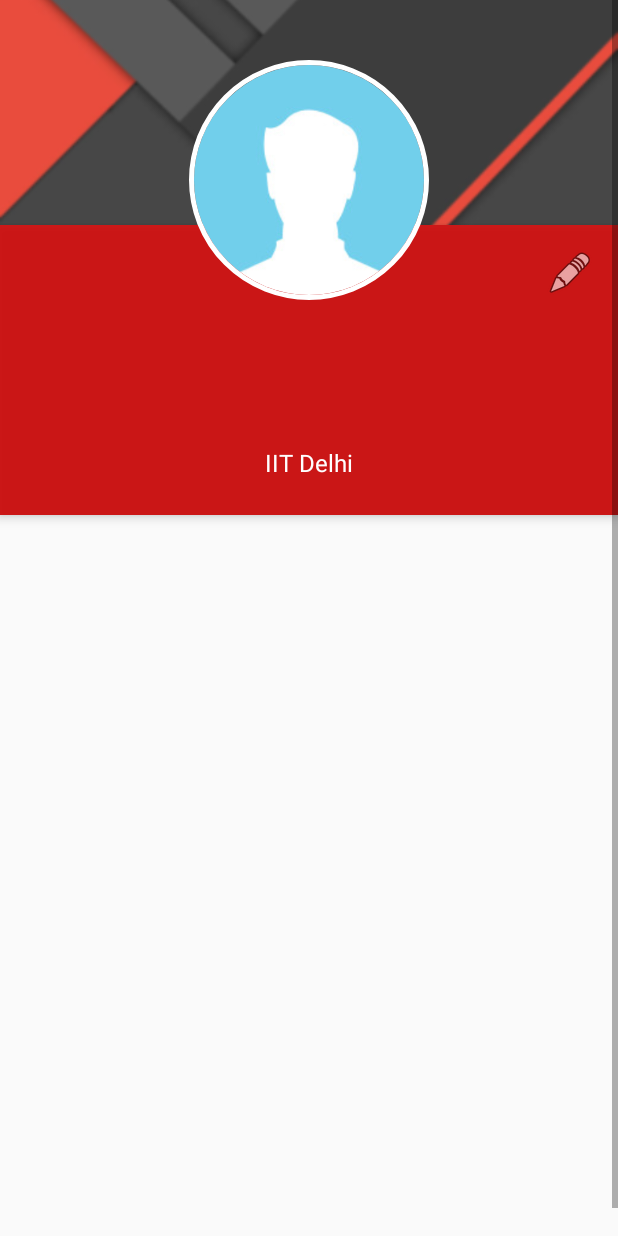
After one commit to asifanwar007/vSewa, an Android app: the layout fragment_settings.xml on its own in the app's theme, with its tools: preview values and no code run, on a phone screen of 412 x 824 dp. The commit adds this screen. Run offline under Robolectric (Android 15) with nearby library versions, the phone set to English and light mode, and no system bars.

Commit message:
Profile Added

```diff
--- a/app/src/main/java/com/example/vsewa/NavigationButton/BottomNavigatioActivity.java
+++ b/app/src/main/java/com/example/vsewa/NavigationButton/BottomNavigatioActivity.java
@@ -36,7 +36,7 @@ public class BottomNavigatioActivity extends AppCompatActivity {
         // Passing each menu ID as a set of Ids because each
         // menu should be considered as top level destinations.
         AppBarConfiguration appBarConfiguration = new AppBarConfiguration.Builder(
-                R.id.navigation_home, R.id.navigation_dashboard, R.id.navigation_notifications)
+                R.id.navigation_home, R.id.navigation_dashboard, R.id.navigation_notifications, R.id.navigation_settings)
                 .build();
         NavController navController = Navigation.findNavController(this, R.id.nav_host_fragment);
         NavigationUI.setupActionBarWithNavController(this, navController, appBarConfiguration);
--- /dev/null
+++ b/app/src/main/res/layout/fragment_settings.xml
@@ -0,0 +1,359 @@
+<?xml version="1.0" encoding="utf-8"?>
+<ScrollView xmlns:android="http://schemas.android.com/apk/res/android"
+    xmlns:tools="http://schemas.android.com/tools"
+    android:layout_width="match_parent"
+    android:layout_height="match_parent"
+    android:orientation="vertical"
+    xmlns:app="http://schemas.android.com/apk/res-auto"
+    tools:context=".NavigationButton.ui.settings.SettingsFragment">
+
+    <RelativeLayout
+        android:layout_width="match_parent"
+        android:layout_height="match_parent"
+        android:id="@+id/layout">
+
+
+        <ImageView
+            android:id="@+id/header_cover_image"
+            android:layout_width="match_parent"
+            android:layout_height="150dp"
+            android:background="?attr/selectableItemBackgroundBorderless"
+            android:scaleType="centerCrop"
+
+            android:src="@drawable/nav_menu_header_bg"
+            app:srcCompat="@drawable/nav_menu_header_bg"/>
+
+        <de.hdodenhof.circleimageview.CircleImageView
+
+            android:clickable="true"
+            app:civ_border_width="3dp"
+            app:civ_border_color="#FFFFFFFF"
+
+            android:id="@+id/profile"
+            android:layout_width="200dp"
+            android:layout_height="200dp"
+            android:layout_below="@+id/header_cover_image"
+            android:layout_centerHorizontal="true"
+            android:layout_marginTop="-130dp"
+            android:elevation="5dp"
+            android:padding="20dp"
+            android:scaleType="centerCrop"
+            android:src="@drawable/man" />
+
+        <RelativeLayout
+            android:id="@+id/profile_layout"
+            android:layout_width="match_parent"
+            android:layout_height="wrap_content"
+            android:layout_below="@+id/header_cover_image"
+            android:background="#ebca0707"
+            android:elevation="4dp"
+            android:paddingBottom="24dp">
+
+
+            <ImageView
+                android:id="@+id/edit"
+                android:layout_width="wrap_content"
+                android:layout_height="wrap_content"
+                android:layout_alignParentRight="true"
+                android:layout_marginLeft="16dp"
+                android:layout_marginRight="16dp"
+                android:layout_marginTop="16dp"
+                android:clickable="true"
+
+                android:src="@android:drawable/ic_menu_edit" />
+
+            <TextView
+                android:id="@+id/name"
+                android:layout_width="wrap_content"
+                android:layout_height="wrap_content"
+                android:layout_centerHorizontal="true"
+                android:layout_marginTop="70dp"
+                android:text=""
+                android:textColor="#fff"
+                android:textSize="24sp"
+                android:textStyle="bold" />
+
+            <TextView
+                android:id="@+id/location"
+                android:layout_width="wrap_content"
+                android:layout_height="wrap_content"
+                android:layout_below="@+id/designation"
+                android:layout_centerHorizontal="true"
+                android:layout_marginTop="10dp"
+                android:text="IIT Delhi"
+                android:textColor="#fff"
+                android:textSize="16sp" />
+
+            <TextView
+                android:id="@+id/designation"
+                android:layout_width="wrap_content"
+                android:layout_height="wrap_content"
+                android:layout_below="@+id/name"
+                android:layout_centerHorizontal="true"
+                android:layout_marginTop="10dp"
+                android:text=""
+                android:textColor="#fff"
+                android:textSize="18sp" />
+        </RelativeLayout>
+        <LinearLayout
+            android:layout_width="match_parent"
+            android:layout_height="500dp"
+            android:layout_below="@id/profile_layout">
+
+            <ListView
+                android:id="@+id/listviewProfile"
+                android:layout_width="match_parent"
+                android:layout_height="match_parent"/>
+
+        </LinearLayout>
+
+
+
+<!--            android:layout_below="@id/profile_layout"/>-->
+
+
+
+<!--        <androidx.constraintlayout.widget.ConstraintLayout-->
+<!--            android:layout_width="match_parent"-->
+<!--            android:layout_height="match_parent"-->
+<!--            android:layout_below="@+id/listviewProfile"-->
+<!--            android:layout_margin="5dp"-->
+<!--            android:layout_marginTop="5dp"-->
+<!--            android:background="#fff"-->
+<!--            android:elevation="4dp"-->
+<!--            android:orientation="vertical"-->
+<!--            android:paddingTop="20dp"-->
+<!--            android:paddingBottom="20dp"-->
+<!--            android:paddingRight="5dp"-->
+<!--            android:paddingLeft="5dp" >-->
+
+
+<!--            <TextView-->
+<!--                android:id="@+id/textView5"-->
+<!--                android:layout_width="wrap_content"-->
+<!--                android:layout_height="wrap_content"-->
+<!--                android:layout_margin="5dp"-->
+<!--                android:clickable="true"-->
+<!--                android:text="Education: "-->
+<!--                android:textStyle="bold"-->
+<!--                android:layout_marginLeft="25dp"-->
+<!--                app:layout_constraintLeft_toLeftOf="parent"-->
+<!--                android:layout_marginTop="8dp"-->
+<!--                app:layout_constraintTop_toBottomOf="@+id/textView10" />-->
+
+<!--            <TextView-->
+<!--                android:id="@+id/textView7"-->
+<!--                android:layout_width="wrap_content"-->
+<!--                android:layout_height="wrap_content"-->
+<!--                android:layout_margin="5dp"-->
+<!--                android:clickable="true"-->
+<!--                android:text="Work: "-->
+<!--                android:textStyle="bold"-->
+<!--                android:layout_marginLeft="8dp"-->
+<!--                app:layout_constraintLeft_toLeftOf="parent"-->
+<!--                android:layout_marginTop="8dp"-->
+<!--                app:layout_constraintTop_toBottomOf="@+id/textView5" />-->
+
+<!--            <TextView-->
+<!--                android:id="@+id/textView16"-->
+<!--                android:layout_width="wrap_content"-->
+<!--                android:layout_height="wrap_content"-->
+<!--                android:layout_marginTop="5dp"-->
+<!--                android:clickable="true"-->
+<!--                android:text="DOB: "-->
+<!--                android:textStyle="bold"-->
+<!--                app:layout_constraintTop_toBottomOf="@+id/textView15"-->
+<!--                android:layout_marginLeft="8dp"-->
+<!--                app:layout_constraintLeft_toLeftOf="parent" />-->
+
+<!--            <TextView-->
+<!--                android:id="@+id/textView15"-->
+<!--                android:layout_width="wrap_content"-->
+<!--                android:layout_height="wrap_content"-->
+<!--                android:layout_marginTop="4dp"-->
+<!--                android:clickable="true"-->
+<!--                android:text="Marriage:"-->
+<!--                android:textStyle="bold"-->
+<!--                app:layout_constraintTop_toBottomOf="@+id/textView11"-->
+<!--                android:layout_marginLeft="8dp"-->
+<!--                app:layout_constraintLeft_toLeftOf="parent" />-->
+
+<!--            <TextView-->
+<!--                android:id="@+id/textView11"-->
+<!--                android:layout_width="wrap_content"-->
+<!--                android:layout_height="wrap_content"-->
+<!--                android:clickable="true"-->
+<!--                android:text="Gender: "-->
+<!--                android:textStyle="bold"-->
+
+<!--                android:layout_margin="5dp"-->
+<!--                android:layout_marginLeft="10dp"-->
+<!--                app:layout_constraintLeft_toLeftOf="parent"-->
+<!--                android:layout_marginTop="8dp"-->
+<!--                app:layout_constraintTop_toBottomOf="@+id/textView22" />-->
+
+<!--            <TextView-->
+<!--                android:id="@+id/textView10"-->
+<!--                android:layout_width="wrap_content"-->
+<!--                android:layout_height="wrap_content"-->
+<!--                android:layout_margin="5dp"-->
+<!--                android:layout_marginLeft="8dp"-->
+<!--                android:layout_marginTop="8dp"-->
+<!--                android:clickable="true"-->
+<!--                android:text="Blood Group: "-->
+<!--                android:textStyle="bold"-->
+<!--                app:layout_constraintLeft_toLeftOf="parent"-->
+<!--                app:layout_constraintTop_toTopOf="parent" />-->
+
+<!--            <TextView-->
+<!--                android:id="@+id/blood_group"-->
+<!--                android:layout_width="wrap_content"-->
+<!--                android:layout_height="wrap_content"-->
+<!--                android:layout_margin="5dp"-->
+<!--                android:clickable="true"-->
+<!--                android:text="O+"-->
+<!--                app:layout_constraintLeft_toRightOf="@+id/textView10"-->
+<!--                android:layout_marginLeft="8dp"-->
+<!--                app:layout_constraintTop_toTopOf="parent"-->
+<!--                android:layout_marginTop="8dp" />-->
+
+<!--            <TextView-->
+<!--                android:id="@+id/dob"-->
+<!--                android:layout_width="wrap_content"-->
+<!--                android:layout_height="wrap_content"-->
+<!--                android:clickable="true"-->
+<!--                android:text="01/01/2017"-->
+<!--                android:layout_margin="5dp"-->
+<!--                android:layout_marginLeft="8dp"-->
+<!--                android:layout_marginTop="8dp"-->
+<!--                app:layout_constraintTop_toBottomOf="@+id/marriage"-->
+<!--                app:layout_constraintLeft_toRightOf="@+id/textView16" />-->
+
+<!--            <TextView-->
+<!--                android:id="@+id/marriage"-->
+<!--                android:layout_width="wrap_content"-->
+<!--                android:layout_height="wrap_content"-->
+<!--                android:layout_marginLeft="8dp"-->
+<!--                android:layout_marginTop="5dp"-->
+<!--                android:clickable="true"-->
+<!--                android:text="Married"-->
+<!--                app:layout_constraintLeft_toRightOf="@+id/textView15"-->
+<!--                app:layout_constraintTop_toBottomOf="@+id/gender" />-->
+
+<!--            <TextView-->
+<!--                android:id="@+id/gender"-->
+<!--                android:layout_width="wrap_content"-->
+<!--                android:layout_height="wrap_content"-->
+<!--                android:clickable="true"-->
+<!--                android:text="Male"-->
+<!--                app:layout_constraintLeft_toRightOf="@+id/textView11"-->
+<!--                android:layout_margin="5dp"-->
+<!--                android:layout_marginLeft="5dp"-->
+<!--                android:layout_marginTop="8dp"-->
+<!--                app:layout_constraintTop_toBottomOf="@+id/mobileNumber" />-->
+
+<!--            <TextView-->
+<!--                android:id="@+id/occupation"-->
+<!--                android:layout_width="wrap_content"-->
+<!--                android:layout_height="wrap_content"-->
+<!--                android:layout_margin="5dp"-->
+<!--                android:layout_marginLeft="5dp"-->
+<!--                android:layout_marginTop="8dp"-->
+<!--                android:clickable="true"-->
+<!--                android:text="Business"-->
+<!--                app:layout_constraintLeft_toRightOf="@+id/textView7"-->
+<!--                app:layout_constraintTop_toBottomOf="@+id/textView5" />-->
+
+<!--            <TextView-->
+<!--                android:id="@+id/mobileNumber"-->
+<!--                android:layout_width="wrap_content"-->
+<!--                android:layout_height="wrap_content"-->
+<!--                android:clickable="true"-->
+<!--                android:text="9876543210"-->
+<!--                android:layout_margin="5dp"-->
+<!--                android:layout_marginLeft="5dp"-->
+<!--                android:layout_marginTop="8dp"-->
+<!--                app:layout_constraintTop_toBottomOf="@+id/occupation"-->
+<!--                app:layout_constraintLeft_toRightOf="@+id/textView22" />-->
+
+<!--            <TextView-->
+<!--                android:id="@+id/approved_by"-->
+<!--                android:layout_width="wrap_content"-->
+<!--                android:layout_height="wrap_content"-->
+<!--                android:clickable="true"-->
+<!--                android:text="ABCD XYZ"-->
+<!--                app:layout_constraintLeft_toRightOf="@+id/textView26"-->
+<!--                android:layout_marginLeft="8dp"-->
+<!--                android:layout_marginTop="8dp"-->
+<!--                app:layout_constraintTop_toBottomOf="@+id/email" />-->
+
+<!--            <TextView-->
+<!--                android:id="@+id/email"-->
+<!--                android:layout_width="wrap_content"-->
+<!--                android:layout_height="wrap_content"-->
+<!--                android:clickable="true"-->
+<!--                android:text="marothiatechs@gmail.com"-->
+<!--                app:layout_constraintLeft_toRightOf="@+id/textView27"-->
+<!--                android:layout_marginLeft="8dp"-->
+<!--                android:layout_marginTop="0dp"-->
+<!--                app:layout_constraintTop_toBottomOf="@+id/dob" />-->
+
+<!--            <TextView-->
+<!--                android:id="@+id/textView26"-->
+<!--                android:layout_width="wrap_content"-->
+<!--                android:layout_height="wrap_content"-->
+<!--                android:clickable="true"-->
+<!--                android:text="Approved by: "-->
+<!--                android:textStyle="bold"-->
+
+<!--                android:layout_marginLeft="8dp"-->
+<!--                android:layout_marginTop="5dp"-->
+<!--                app:layout_constraintTop_toBottomOf="@+id/textView27"-->
+<!--                app:layout_constraintLeft_toLeftOf="parent" />-->
+
+<!--            <TextView-->
+<!--                android:id="@+id/textView27"-->
+<!--                android:layout_width="wrap_content"-->
+<!--                android:layout_height="wrap_content"-->
+<!--                android:clickable="true"-->
+<!--                android:text="Email: "-->
+<!--                android:textStyle="bold"-->
+<!--                android:layout_marginTop="5dp"-->
+<!--                app:layout_constraintTop_toBottomOf="@+id/textView16"-->
+<!--                android:layout_marginLeft="8dp"-->
+<!--                app:layout_constraintLeft_toLeftOf="parent" />-->
+
+<!--            <TextView-->
+<!--                android:id="@+id/textView22"-->
+<!--                android:layout_width="wrap_content"-->
+<!--                android:layout_height="wrap_content"-->
+<!--                android:clickable="true"-->
+<!--                android:text="Mobile: "-->
+<!--                android:textStyle="bold"-->
+<!--                android:layout_margin="5dp"-->
+<!--                android:layout_marginLeft="8dp"-->
+<!--                android:layout_marginTop="5dp"-->
+<!--                app:layout_constraintTop_toBottomOf="@+id/textView7"-->
+<!--                app:layout_constraintLeft_toLeftOf="parent" />-->
+
+<!--            <TextView-->
+<!--                android:id="@+id/education"-->
+<!--                android:layout_width="wrap_content"-->
+<!--                android:layout_height="wrap_content"-->
+<!--                android:layout_margin="5dp"-->
+<!--                android:clickable="true"-->
+<!--                android:text="B.Tech"-->
+<!--                android:layout_marginTop="8dp"-->
+<!--                app:layout_constraintTop_toBottomOf="@+id/textView10"-->
+<!--                app:layout_constraintLeft_toRightOf="@+id/textView5"-->
+<!--                android:layout_marginLeft="8dp" />-->
+
+<!--        </androidx.constraintlayout.widget.ConstraintLayout>-->
+
+
+
+
+    </RelativeLayout>
+
+
+</ScrollView>
--- a/app/src/main/res/menu/bottom_nav_menu.xml
+++ b/app/src/main/res/menu/bottom_nav_menu.xml
@@ -15,5 +15,9 @@
         android:id="@+id/navigation_notifications"
         android:icon="@drawable/ic_notifications_black_24dp"
         android:title="@string/title_notifications" />
+    <item
+        android:id="@+id/navigation_settings"
+        android:icon="@drawable/ic_settings_black_24dp"
+        android:title="@string/title_settings"/>
 
 </menu>
--- a/app/src/main/res/values/strings.xml
+++ b/app/src/main/res/values/strings.xml
@@ -16,4 +16,6 @@
     <string name="title_notifications">Notification</string>
     <string name="title_activity_maps">Map</string>
     <string name="logout">logout</string>
+    <string name="title_profile">Profile</string>
+    <string name="title_settings">Settings</string>
 </resources>
```
Also changed, not shown: app/build.gradle (+9 -0 lines), app/src/main/java/com/example/vsewa/Authentication/RegisterWithEmailActivity.java (+11 -0 lines), app/src/main/java/com/example/vsewa/NavigationButton/ui/settings/SettingsFragment.java (added, +147 -0 lines), app/src/main/java/com/example/vsewa/NavigationButton/ui/settings/SettingsViewModel.java (added, +18 -0 lines), app/src/main/res/drawable/ic_settings_black_24dp.xml (added, +9 -0 lines), app/src/main/res/navigation/mobile_navigation.xml (+7 -1 lines), app/src/main/res/drawable/man.jpg (added), app/src/main/res/drawable/nav_menu_header_bg.png (added).
